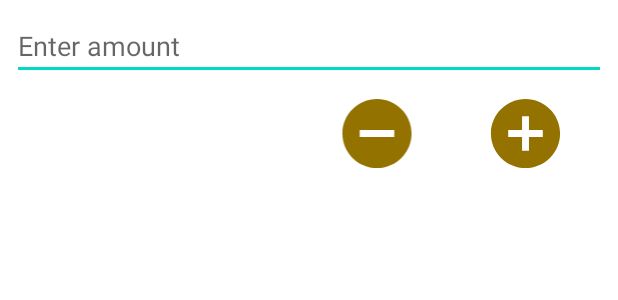
After one commit to PavkaBrika/MySecondProjectMoneyBox, an Android app: the layout addmoneyactivity.xml on its own in the app's theme, with its tools: preview values and no code run, on a phone screen of 412 x 824 dp. The commit adds this screen. Shown: the top 300 px of the screen. Run offline under Robolectric (Android 15) with nearby library versions, the phone set to English and light mode, and no system bars.

Commit message:
created new activity for adding and decrease money it jar

```diff
--- a/app/src/main/AndroidManifest.xml
+++ b/app/src/main/AndroidManifest.xml
@@ -23,6 +23,10 @@
             android:name=".AddNewGoalActivity"
             android:label="Add new goal"
             android:theme="@style/Theme.AppCompat.Light.Dialog"/>
+        <activity
+            android:name=".AddMoneyActivity"
+            android:label="Add/Minus amount"
+            android:theme="@style/Theme.AppCompat.Light.Dialog"/>
     </application>
 
 </manifest>
--- /dev/null
+++ b/app/src/main/res/layout/addmoneyactivity.xml
@@ -0,0 +1,49 @@
+<?xml version="1.0" encoding="utf-8"?>
+<androidx.constraintlayout.widget.ConstraintLayout xmlns:android="http://schemas.android.com/apk/res/android"
+    xmlns:app="http://schemas.android.com/apk/res-auto"
+    xmlns:tools="http://schemas.android.com/tools"
+    android:layout_width="match_parent"
+    android:layout_height="match_parent">
+
+    <EditText
+        android:id="@+id/editTextAddMoney"
+        android:layout_width="match_parent"
+        android:layout_height="wrap_content"
+        android:layout_margin="8dp"
+        android:hint="@string/amountHint"
+        android:inputType="numberDecimal"
+        app:layout_constraintEnd_toEndOf="parent"
+        app:layout_constraintStart_toStartOf="parent"
+        app:layout_constraintTop_toTopOf="parent" />
+
+    <LinearLayout
+        android:layout_width="206dp"
+        android:layout_height="wrap_content"
+        android:layout_marginRight="8dp"
+        android:orientation="horizontal"
+        app:layout_constraintEnd_toEndOf="parent"
+        app:layout_constraintTop_toBottomOf="@+id/editTextAddMoney">
+
+        <ImageView
+            android:id="@+id/buttonMinus"
+            android:layout_width="70dp"
+            android:layout_height="55dp"
+            android:layout_margin="8dp"
+            android:layout_weight="1"
+            android:backgroundTint="@color/buttonColor"
+            android:src="@drawable/ic_baseline_remove_circle_24"
+            android:text="minus" />
+
+        <ImageView
+            android:id="@+id/buttonPlus"
+            android:layout_width="70dp"
+            android:layout_height="55dp"
+            android:layout_marginTop="8dp"
+            android:layout_marginRight="8dp"
+            android:layout_weight="1"
+            android:src="@drawable/ic_baseline_add_circle_24" />
+
+
+    </LinearLayout>
+
+</androidx.constraintlayout.widget.ConstraintLayout>
--- a/app/src/main/res/layout/addnewgoal.xml
+++ b/app/src/main/res/layout/addnewgoal.xml
@@ -20,7 +20,7 @@
         android:layout_height="wrap_content"
         android:layout_margin="8dp"
         android:inputType="numberDecimal"
-        android:hint="@string/amountHint"
+        android:hint="@string/targetHint"
         app:layout_constraintEnd_toEndOf="parent"
         app:layout_constraintStart_toStartOf="parent"
         app:layout_constraintTop_toBottomOf="@+id/edittextItem" />
--- a/app/src/main/res/values/strings.xml
+++ b/app/src/main/res/values/strings.xml
@@ -2,7 +2,8 @@
     <string name="app_name">MySecondProjectMoneyBox</string>
     <string name="saving">I`m saving money for:</string>
     <string name="itemHint">Enter your target here</string>
-    <string name="amountHint">Enter cost of your target here</string>
+    <string name="amountHint">Enter amount</string>
+    <string name="targetHint">Enter cost of your target here</string>
     <string name="toastAdd">You must enter the amount!</string>
     <string name="dialogAlertCashAccount">Choose the action you want to take:</string>
     <string name="cost">It costs:</string>
```
Also changed, not shown: app/src/main/java/com/example/mysecondprojectmoneybox/AddMoneyActivity.java (added, +44 -0 lines), app/src/main/java/com/example/mysecondprojectmoneybox/MainActivity.java (+30 -16 lines).
